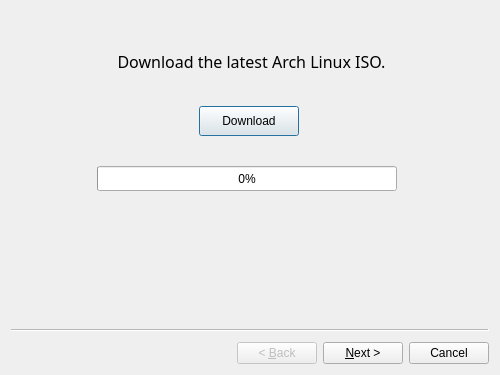
First picture: the form in Installwizard.ui, repository jacktenor/archhelp2, before the edit.
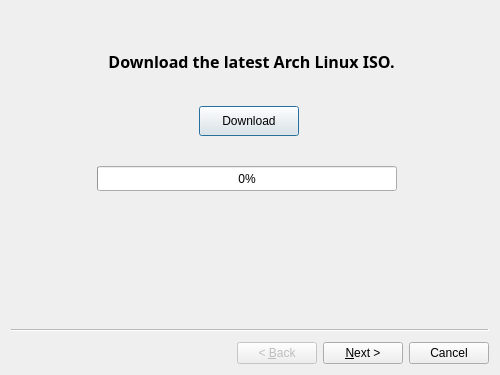
Second picture: the form after the edit.

Commit message: Fix duplicate mounts and improve base install output

```diff
--- a/Installwizard.ui
+++ b/Installwizard.ui
@@ -43,7 +43,7 @@
       <family>Noto Sans</family>
       <pointsize>12</pointsize>
       <italic>false</italic>
-      <fontweight>DemiBold</fontweight>
+      <bold>true</bold>
      </font>
     </property>
     <property name="styleSheet">
```
The commit also changes 1 other file.
